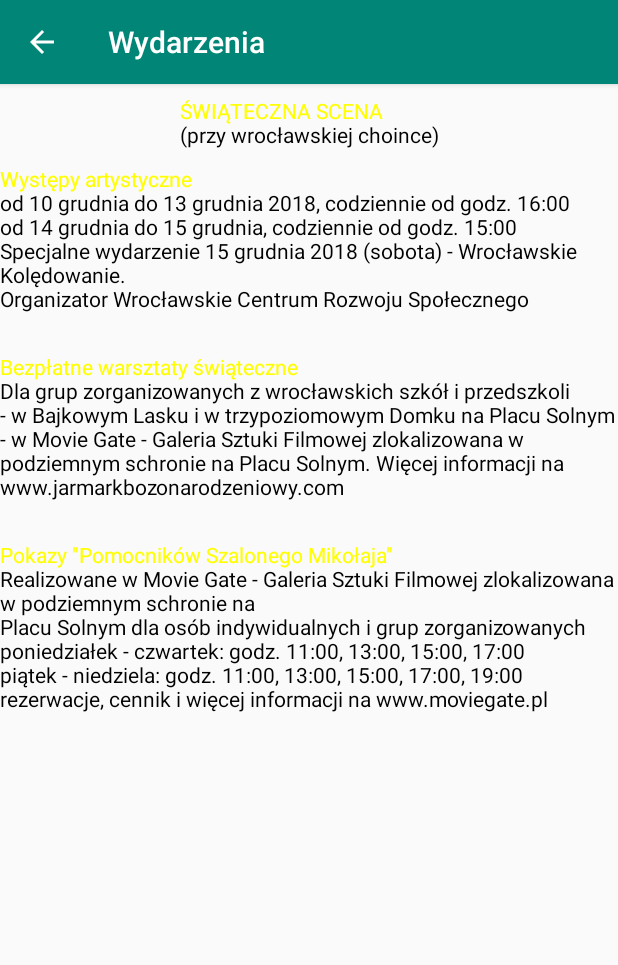
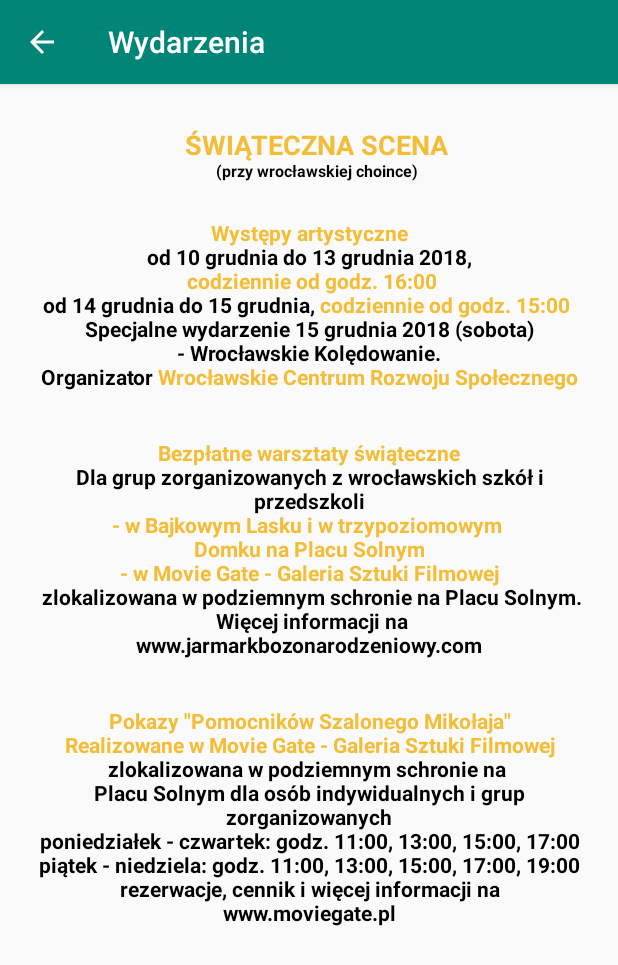
Before and after one commit to kondziu989/xmas2019, an Android app: the EventsActivity screen opened directly, with no data from a screen before it, after a tap on "Information button", on a phone screen of 412 x 824 dp. Shown: the top 965 px of the screen. Run offline under Robolectric (Android 15) with nearby library versions, the phone set to English and light mode, and no system bars.

Commit message:
Changes in moreInf, Calendar, chosen Event activity

```diff
--- a/app/src/main/AndroidManifest.xml
+++ b/app/src/main/AndroidManifest.xml
@@ -60,7 +60,10 @@
                 <category android:name="android.intent.category.LAUNCHER"/>
             </intent-filter>
         </activity>
-
+        <activity android:name=".Events_ActivityItem"
+                  android:parentActivityName=".EventsActivity"
+                  android:label="Najlepsze wydarzenie"
+        ></activity>
         <activity android:name=".Events_ActivityCalendar"
         android:theme="@style/AppTheme.PopupTheme"></activity>
     </application>
--- a/app/src/main/java/com/zpi/xmas2019/EventsActivity.kt
+++ b/app/src/main/java/com/zpi/xmas2019/EventsActivity.kt
@@ -1,5 +1,6 @@
 package com.zpi.xmas2019
 
+import android.content.Context
 import android.content.Intent
 import android.os.Build
 import android.support.v7.app.AppCompatActivity
@@ -9,9 +10,11 @@ import android.support.v7.widget.LinearLayoutManager
 import android.support.v7.widget.RecyclerView
 import android.transition.Slide
 import android.transition.TransitionManager
+import android.transition.Visibility
 import android.view.*
 import android.widget.*
 import com.zpi.xmas2019.adapter.CustomAdapter
+import com.zpi.xmas2019.adapter.RecyclerItemClickListener
 import com.zpi.xmas2019.model.Event
 import kotlinx.android.synthetic.main.activity_events.*
 import java.lang.Exception
@@ -23,69 +26,95 @@ import java.util.*
 class EventsActivity : AppCompatActivity() {
     private lateinit var btnClosePopup : Button
     private lateinit var popupWindow : PopupWindow
+    private var chosenDate: IntArray? = intArrayOf(0,0,0)
+    private var chosenArrayEvents = ArrayList<Event>()
+    private var events = ArrayList<Event>()
 
 
-    @RequiresApi(Build.VERSION_CODES.O)
     override fun onCreate(savedInstanceState: Bundle?) {
         super.onCreate(savedInstanceState)
         setContentView(R.layout.activity_events)
+        //Change name in action bar
+        changeActionBar()
+        //show all button for events
+        val showAllEvents:View = findViewById(R.id.ID_showAll)
 
-        //setting toolbar
-        //setSupportActionBar(findViewById(R.id.toolbar))
-        //home navigation
-        //supportActionBar?.setDisplayHomeAsUpEnabled(true)
-        //load actionbar
-        changeActionBar()
+        //Create recyclerView and bind it with our main RecyclerView from layout
+        val recyclerView = findViewById<RecyclerView>(R.id.recyclerViewEvents)
+        recyclerView.layoutManager = LinearLayoutManager(this, LinearLayout.VERTICAL, false) as RecyclerView.LayoutManager?
 
-        // Set a click listener for popup's button widget
+        //Fulfill events array, tworzy za kazdym razem
+        createEvents()
+
+        //get chosenDate from Calendar
+        chosenDate = intent.getIntArrayExtra("ChosenDate")
+
+        //Customer adapter for RecuclerView
+        //var adapter::CustomAdapter = CustomAdapter(events)
+
+        //if chosen date null or year = 0 return all events else return events from chosen day
+        if (chosenDate != null && chosenDate!![2] != 0) {
+            showAllEvents.isVisible(true)
+            showEventsForChosenDate()
+            val msg = "Wydarzenia dla wybranej daty: " + String.format("%02d",chosenDate!![0]) + "/" + String.format("%02d",(chosenDate!![1] + 1)) + "/" + chosenDate!![2]
+            Toast.makeText(this, msg, Toast.LENGTH_LONG).show()
+        } else {
+            chosenArrayEvents.addAll(events.filterNotNull())
+            showAllEvents.isVisible(false)
+            //recyclerView.adapter = CustomAdapter(events)
+        }
+
+        recyclerView.adapter = CustomAdapter(chosenArrayEvents)
+
+        //onClick showAllEvents refresh activity with unchosen Date
+        showAllEvents.setOnClickListener {
+            intent.putExtra("ChosenDate",intArrayOf(0,0,0))//change chosen date to 0,0,0
+            finish()
+            startActivity(intent)
+        }
+
+        //onClick element RecyclerView
+        recyclerView.addOnItemTouchListener(
+            RecyclerItemClickListener(this,recyclerView,
+                object : RecyclerItemClickListener.OnItemClickListener {
+                    override fun onItemClick(view: View, position: Int) {
+                        val intent = Intent(this@EventsActivity, Events_ActivityItem::class.java)
+                        intent.putExtra("chosenEvent", chosenArrayEvents[position])
+                        startActivity(intent)
+                    }
+
+                    override fun onLongItemClick(view: View?, position: Int) {
+                        toast("Don't hold it sooooo logn!!!!!!!!!!!!!!!!!!!!!!!!")
+                    }
+                }
+            )
+        )
+
+    }
 
 
 
 
-        //Create recyclerView and bind it with our main RecyclerView from layout
-        val recyclerView = findViewById(R.id.recyclerViewEvents) as RecyclerView
+    //Toast for context
+    fun Context.toast(message: CharSequence) =
+        Toast.makeText(this, message, Toast.LENGTH_LONG).show()
 
-        recyclerView.layoutManager = LinearLayoutManager(this, LinearLayout.VERTICAL, false)
+    private fun showEventsForChosenDate() {
+        events.forEach {
+            if (it.date.get(Calendar.DAY_OF_MONTH) == chosenDate!![0] && it.date.get(Calendar.MONTH) == chosenDate!![1]
+                && it.date.get(Calendar.YEAR) == chosenDate!![2])
+            {
+                chosenArrayEvents.add(it)
+            }
+        }
+    }
 
-        val events = ArrayList<Event>()
-
-
-        /*var formatter = DateTimeFormatter.ofPattern("dd-MM-yyyy");
-        var date = LocalDate.parse("31-12-2018", formatter);
-        println(date)*/
-        val date = Calendar.getInstance()
-        val sdf = SimpleDateFormat("EEE MMM dd HH:mm:ss z yyyy", Locale.ENGLISH)
-        date.time = sdf.parse("Mon Mar 14 16:02:37 GMT 2011")//
-
-        events.add(Event("Event name", date))
-        events.add(Event("Event name", date))
-        events.add(Event("Event name", date))
-        events.add(Event("Event name", date))
-        events.add(Event("Event name", date))
-        events.add(Event("Event name", date))
-        events.add(Event("Event name", date))
-        events.add(Event("Event name", date))
-        events.add(Event("Event name", date))
-        events.add(Event("Event name", date))
-        events.add(Event("Event name", date))
-        events.add(Event("Event name", date))
-
-
-        val adapter = CustomAdapter(events)
-        recyclerView.adapter = adapter
-
-        /*if (btnClosePopup != null) {
-            btnClosePopup.setOnClickListener {
-            // Dismiss the popup window
-            popupWindow.dismiss()
-        }*/
-
+    private fun View.isVisible(visible: Boolean) {
+        visibility = if(visible) View.VISIBLE else View.GONE
     }
 
     //Manage action bar
     private fun changeActionBar() {
-
-
         // Now get the support action bar
         val actionBar = supportActionBar
 
@@ -95,7 +124,6 @@ class EventsActivity : AppCompatActivity() {
         // Set action bar elevation
         actionBar.elevation = 4.0F
     }
-
 
     //Add buttons to action bar
     override fun onCreateOptionsMenu(menu: Menu?): Boolean {
@@ -125,7 +153,38 @@ class EventsActivity : AppCompatActivity() {
         return super.onOptionsItemSelected(item)
     }
 
-    private fun popupCalendar() {
+    private fun createEvents() {
+        val date = Calendar.getInstance()
+        val date1 = Calendar.getInstance()
+        val date2 = Calendar.getInstance()
+        val date3 = Calendar.getInstance()
+        val date4 = Calendar.getInstance()
+        val sdf = SimpleDateFormat("yyyy-MM-dd HH:mm:ss", Locale.ENGLISH)
+        date.time = sdf.parse("2019-04-01 16:30:37")
+        date1.time = sdf.parse("2019-04-02 16:02:37")
+        date2.time = sdf.parse("2019-04-03 16:10:37")
+        date3.time = sdf.parse("2019-04-04 16:15:37")
+        date4.time = sdf.parse("2019-03-31 16:15:37")
+
+
+        events.add(Event("Event name1", date1))
+        events.add(Event("Event name2", date2))
+        events.add(Event("Event name3", date3))
+        events.add(Event("Event name4", date3))
+        events.add(Event("Event name5", date3))
+        events.add(Event("Event name6", date2))
+        events.add(Event("Event name7", date2))
+        events.add(Event("Event name8", date1))
+        events.add(Event("Event name8", date))
+        events.add(Event("Event name9", date))
+        events.add(Event("Event name11", date))
+        events.add(Event("Event name12", date))
+        events.add(Event("Event name12", date))
+        events.add(Event("Event name12", date))
+        events.add(Event("Event name12", date4))
+        events.add(Event("Event name12", date4))
+    }
+/* private fun popupCalendar() {
         try {
             // We need to get the instance of the LayoutInflater
             val layoutInflater:LayoutInflater = LayoutInflater.from(applicationContext)
@@ -158,7 +217,7 @@ class EventsActivity : AppCompatActivity() {
             val calendar = view.findViewById<CalendarView>(R.id.ID_calendarView)
             btnClosePopup = view.findViewById<Button>(R.id.ID_calendar_cancel)
 
-            calendar?.setOnDateChangeListener { view, year, month, dayOfMonth ->
+            calendar?.setOnDateChangeListener { _, year, month, dayOfMonth ->
                 // Note that months are indexed from 0. So, 0 means January, 1 means february, 2 means march etc.
                 val msg = "Selected date is " + dayOfMonth + "/" + (month + 1) + "/" + year
                 Toast.makeText(this@EventsActivity, msg, Toast.LENGTH_SHORT).show()
@@ -182,5 +241,6 @@ class EventsActivity : AppCompatActivity() {
         e.printStackTrace()
     }
 
+}*/
+
 }
-}
--- a/app/src/main/java/com/zpi/xmas2019/EventsActivityMoreInf.kt
+++ b/app/src/main/java/com/zpi/xmas2019/EventsActivityMoreInf.kt
@@ -11,6 +11,7 @@ import android.support.v7.widget.RecyclerView
 import android.text.Spannable
 import android.text.SpannableString
 import android.text.style.ForegroundColorSpan
+import android.text.style.RelativeSizeSpan
 import android.view.Menu
 import android.view.MenuItem
 import android.widget.LinearLayout
@@ -42,29 +43,34 @@ class EventsActivityMoreInf : AppCompatActivity() {
 
         var v1 = SpannableString("ŚWIĄTECZNA SCENA\n")
         var v2 = SpannableString("(przy wrocławskiej choince)")
-        v1.setSpan(ForegroundColorSpan(Color.YELLOW),0,v1.length, Spannable.SPAN_EXCLUSIVE_EXCLUSIVE)
+        v1.setSpan(ForegroundColorSpan(resources.getColor(R.color.colorOfMainHeader)),0,v1.length, Spannable.SPAN_EXCLUSIVE_EXCLUSIVE)
         v2.setSpan(ForegroundColorSpan(Color.BLACK),0,v2.length, Spannable.SPAN_EXCLUSIVE_EXCLUSIVE)
+        v2.setSpan(RelativeSizeSpan(0.6f), 0,v2.length, 0); // set size
         tv1.text = ""
         tv1.append(v1)
         tv1.append(v2)
 
         v1 = SpannableString("Występy artystyczne\n")
-        v2 = SpannableString("od 10 grudnia do 13 grudnia 2018, codziennie od godz. 16:00\n" +
-                "od 14 grudnia do 15 grudnia, codziennie od godz. 15:00\n" +
-                "Specjalne wydarzenie 15 grudnia 2018 (sobota) - Wrocławskie Kolędowanie. \n" +
+        v2 = SpannableString("od 10 grudnia do 13 grudnia 2018,\n codziennie od godz. 16:00\n" +
+                "od 14 grudnia do 15 grudnia, codziennie od godz. 15:00 \n" +
+                "Specjalne wydarzenie 15 grudnia 2018 (sobota)\n - Wrocławskie Kolędowanie. \n" +
                 "Organizator Wrocławskie Centrum Rozwoju Społecznego\n")
-        v1.setSpan(ForegroundColorSpan(Color.YELLOW),0,v1.length, Spannable.SPAN_EXCLUSIVE_EXCLUSIVE)
+        v1.setSpan(ForegroundColorSpan(resources.getColor(R.color.colorOfMainHeader)),0,v1.length, Spannable.SPAN_EXCLUSIVE_EXCLUSIVE)
         v2.setSpan(ForegroundColorSpan(Color.BLACK),0,v2.length, Spannable.SPAN_EXCLUSIVE_EXCLUSIVE)
+        v2.setSpan(ForegroundColorSpan(resources.getColor(R.color.colorOfMainHeader)),v2.indexOf("codziennie"),v2.indexOf("od 14 grudnia"), Spannable.SPAN_EXCLUSIVE_EXCLUSIVE)
+        v2.setSpan(ForegroundColorSpan(resources.getColor(R.color.colorOfMainHeader)),v2.indexOf("codziennie od godz. 15:00"),v2.indexOf("Specjalne wydarzenie"), Spannable.SPAN_EXCLUSIVE_EXCLUSIVE)
+        v2.setSpan(ForegroundColorSpan(resources.getColor(R.color.colorOfMainHeader)),v2.indexOf("Wrocławskie Centrum "),v2.length, Spannable.SPAN_EXCLUSIVE_EXCLUSIVE)
         tv2.text = ""
         tv2.append(v1)
         tv2.append(v2)
 
         v1 = SpannableString("Bezpłatne warsztaty świąteczne\n")
         v2 = SpannableString("Dla grup zorganizowanych z wrocławskich szkół i przedszkoli\n" +
-                "- w Bajkowym Lasku i w trzypoziomowym Domku na Placu Solnym\n" +
-                "- w Movie Gate - Galeria Sztuki Filmowej zlokalizowana w podziemnym schronie na Placu Solnym. Więcej informacji na www.jarmarkbozonarodzeniowy.com\n")
-        v1.setSpan(ForegroundColorSpan(Color.YELLOW),0,v1.length, Spannable.SPAN_EXCLUSIVE_EXCLUSIVE)
+                "- w Bajkowym Lasku i w trzypoziomowym \nDomku na Placu Solnym\n" +
+                "- w Movie Gate - Galeria Sztuki Filmowej\n zlokalizowana w podziemnym schronie na Placu Solnym.\n Więcej informacji na www.jarmarkbozonarodzeniowy.com\n")
+        v1.setSpan(ForegroundColorSpan(resources.getColor(R.color.colorOfMainHeader)),0,v1.length, Spannable.SPAN_EXCLUSIVE_EXCLUSIVE)
         v2.setSpan(ForegroundColorSpan(Color.BLACK),0,v2.length, Spannable.SPAN_EXCLUSIVE_EXCLUSIVE)
+        v2.setSpan(ForegroundColorSpan(resources.getColor(R.color.colorOfMainHeader)),v2.indexOf("- w Bajkowym Lasku i w trzypoziomowym"),v2.indexOf("zlokalizowana w podziemnym schronie"), Spannable.SPAN_EXCLUSIVE_EXCLUSIVE)
         tv3.text = ""
         tv3.append(v1)
         tv3.append(v2)
@@ -75,8 +81,11 @@ class EventsActivityMoreInf : AppCompatActivity() {
                 "poniedziałek - czwartek: godz. 11:00, 13:00, 15:00, 17:00\n" +
                 "piątek - niedziela: godz. 11:00, 13:00, 15:00, 17:00, 19:00\n" +
                 "rezerwacje, cennik i więcej informacji na www.moviegate.pl")
-        v1.setSpan(ForegroundColorSpan(Color.YELLOW),0,v1.length, Spannable.SPAN_EXCLUSIVE_EXCLUSIVE)
+        v1.setSpan(ForegroundColorSpan(resources.getColor(R.color.colorOfMainHeader)),0,v1.length, Spannable.SPAN_EXCLUSIVE_EXCLUSIVE)
         v2.setSpan(ForegroundColorSpan(Color.BLACK),0,v2.length, Spannable.SPAN_EXCLUSIVE_EXCLUSIVE)
+        v2.setSpan(ForegroundColorSpan(resources.getColor(R.color.colorOfMainHeader)),0,v2.indexOf("zlokalizowana w"), Spannable.SPAN_EXCLUSIVE_EXCLUSIVE)
+
+
         tv4.text = ""
         tv4.append(v1)
         tv4.append(v2)
--- /dev/null
+++ b/app/src/main/java/com/zpi/xmas2019/adapter/RecyclerItemClickListener.kt
@@ -0,0 +1,51 @@
+package com.zpi.xmas2019.adapter
+
+import android.content.Context
+import android.support.v7.widget.RecyclerView
+import android.view.GestureDetector
+import android.view.MotionEvent
+import android.view.View
+
+
+internal class RecyclerItemClickListener(
+    context: Context,
+    recyclerView: RecyclerView,
+    private val mListener: OnItemClickListener?
+) : RecyclerView.OnItemTouchListener {
+
+    var mGestureDetector: GestureDetector
+
+    interface OnItemClickListener {
+        fun onItemClick(view: View, position: Int)
+
+        fun onLongItemClick(view: View?, position: Int)
+    }
+
+    init {
+        mGestureDetector = GestureDetector(context, object : GestureDetector.SimpleOnGestureListener() {
+            override fun onSingleTapUp(e: MotionEvent): Boolean {
+                return true
+            }
+
+            override fun onLongPress(e: MotionEvent) {
+                val child = recyclerView.findChildViewUnder(e.x, e.y)
+                if (child != null && mListener != null) {
+                    mListener.onLongItemClick(child, recyclerView.getChildAdapterPosition(child))
+                }
+            }
+        })
+    }
+
+    override fun onInterceptTouchEvent(view: RecyclerView, e: MotionEvent): Boolean {
+        val childView = view.findChildViewUnder(e.x, e.y)
+        if (childView != null && mListener != null && mGestureDetector.onTouchEvent(e)) {
+            mListener.onItemClick(childView, view.getChildAdapterPosition(childView))
+            return true
+        }
+        return false
+    }
+
+    override fun onTouchEvent(view: RecyclerView, motionEvent: MotionEvent) {}
+
+    override fun onRequestDisallowInterceptTouchEvent(disallowIntercept: Boolean) {}
+}
--- a/app/src/main/java/com/zpi/xmas2019/model/Event.kt
+++ b/app/src/main/java/com/zpi/xmas2019/model/Event.kt
@@ -1,7 +1,14 @@
 package com.zpi.xmas2019.model
 
+import java.io.Serializable
 import java.time.LocalDate
 import java.time.LocalDateTime
 import java.util.*
 
-data class Event(val name:String = "Unknown name", var date: Calendar)
+data class Event(val name:String = "Unknown name", var date: Calendar) : Serializable
+{
+    override fun toString(): String {
+        val msg = "Selected date is " + String.format("%02d",date.get(Calendar.DAY_OF_MONTH)) + "/" + String.format("%02d",(date.get(Calendar.MONTH) + 1)) + "/" + date.get(Calendar.YEAR)
+        return "Event(name='$name', $msg)"
+    }
+}
--- a/app/src/main/res/layout/activity_events_moreinf.xml
+++ b/app/src/main/res/layout/activity_events_moreinf.xml
@@ -6,34 +6,43 @@
                                              android:layout_height="match_parent">
     <TextView
             android:text="TextView"
-            android:layout_width="wrap_content"
-            android:layout_height="wrap_content"
+            android:layout_width="266dp"
+            android:layout_height="54dp"
+            android:gravity="center"
             android:id="@+id/ID_moreinfo_title"
             app:layout_constraintTop_toTopOf="parent"
-            android:layout_marginTop="8dp" app:layout_constraintStart_toStartOf="parent"
-            android:layout_marginStart="4dp" app:layout_constraintEnd_toEndOf="parent"
-            android:layout_marginEnd="4dp"/>
+            app:layout_constraintStart_toStartOf="parent"
+            android:layout_marginStart="30dp" app:layout_constraintEnd_toEndOf="parent"
+            android:layout_marginEnd="20dp" android:fontFamily="sans-serif" android:typeface="serif"
+            android:textAlignment="center" android:textAllCaps="true" android:textStyle="bold" android:textSize="18sp"
+            android:layout_marginTop="20dp"/>
     <TextView
             android:text="TextView"
-            android:layout_width="wrap_content"
+            android:layout_width="364dp"
             android:layout_height="wrap_content"
-            android:id="@+id/ID_moreinfo_tv1" android:layout_marginTop="10dp"
-            app:layout_constraintTop_toBottomOf="@+id/ID_moreinfo_title" android:layout_marginEnd="4dp"
+            android:gravity="center"
+            android:id="@+id/ID_moreinfo_tv1"
+            android:layout_marginTop="15dp"
+            app:layout_constraintTop_toBottomOf="@+id/ID_moreinfo_title" android:layout_marginEnd="20dp"
             app:layout_constraintEnd_toEndOf="parent" app:layout_constraintStart_toStartOf="parent"
-            android:layout_marginStart="4dp"/>
+            android:layout_marginStart="20dp" android:textStyle="bold" android:textAlignment="center"/>
     <TextView
             android:text="TextView"
-            android:layout_width="wrap_content"
+            android:layout_width="364dp"
             android:layout_height="wrap_content"
-            android:id="@+id/ID_moreinfo_tv2" android:layout_marginTop="10dp"
+            android:gravity="center"
+            android:id="@+id/ID_moreinfo_tv2"
+            android:layout_marginTop="15dp"
             app:layout_constraintTop_toBottomOf="@+id/ID_moreinfo_tv1" app:layout_constraintStart_toStartOf="parent"
-            android:layout_marginStart="4dp" app:layout_constraintEnd_toEndOf="parent" android:layout_marginEnd="4dp"/>
+            android:layout_marginStart="20dp" app:layout_constraintEnd_toEndOf="parent" android:layout_marginEnd="20dp"
+            android:textAlignment="center" android:textStyle="bold"/>
     <TextView
             android:text="TextView"
-            android:layout_width="wrap_content"
+            android:layout_width="364dp"
             android:layout_height="wrap_content"
+            android:gravity="center"
             android:id="@+id/ID_moreinfo_tv3" app:layout_constraintStart_toStartOf="parent"
-            android:layout_marginStart="4dp" app:layout_constraintEnd_toEndOf="parent" android:layout_marginEnd="4dp"
-            android:layout_marginTop="10dp" app:layout_constraintTop_toBottomOf="@+id/ID_moreinfo_tv2"
-    />
+            android:layout_marginStart="20dp" app:layout_constraintEnd_toEndOf="parent" android:layout_marginEnd="20dp"
+            android:layout_marginTop="15dp" app:layout_constraintTop_toBottomOf="@+id/ID_moreinfo_tv2"
+            android:textAlignment="center" android:textStyle="bold"/>
 </android.support.constraint.ConstraintLayout>
--- a/app/src/main/res/layout/popup_calendar_view.xml
+++ b/app/src/main/res/layout/popup_calendar_view.xml
@@ -58,7 +58,8 @@
                 android:textColor="@color/colorOfMainHeader"
                 android:background="@android:color/transparent"
                 app:layout_constraintStart_toEndOf="@+id/ID_calendar_save"
-                android:layout_alignParentEnd="true" android:layout_marginEnd="6dp" android:textStyle="bold"/>
+                android:layout_alignParentEnd="true" android:layout_marginEnd="6dp" android:textStyle="bold"
+                />
     </RelativeLayout>
 
 </RelativeLayout>
--- a/app/src/main/res/values/colors.xml
+++ b/app/src/main/res/values/colors.xml
@@ -13,5 +13,6 @@
 
 
     <color name="colorOfMainHeader">#F4BD37</color>
+    <color name="colorOfEventsShowAll">#278c00</color>
 
 </resources>
--- a/app/src/main/res/values/strings.xml
+++ b/app/src/main/res/values/strings.xml
@@ -19,5 +19,6 @@
 
     <string name="title_activity_gmaps">Map</string>
     <string name="_2019">2019</string>
+    <string name="show_all_events">Pokaż wszystkie</string>
 
 </resources>
```
Also changed, not shown: app/src/main/java/com/zpi/xmas2019/Events_ActivityCalendar.kt (+30 -1 lines), app/src/main/java/com/zpi/xmas2019/Events_ActivityItem.kt (added, +86 -0 lines), app/src/main/res/layout/activity_events.xml (+12 -0 lines), app/src/main/res/layout/activity_events_item.xml (added, +12 -0 lines).
